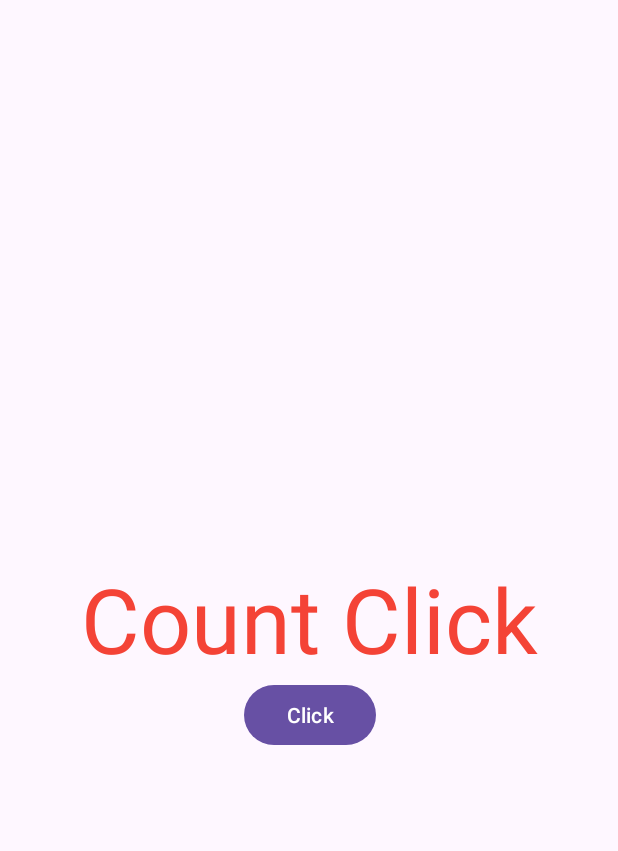
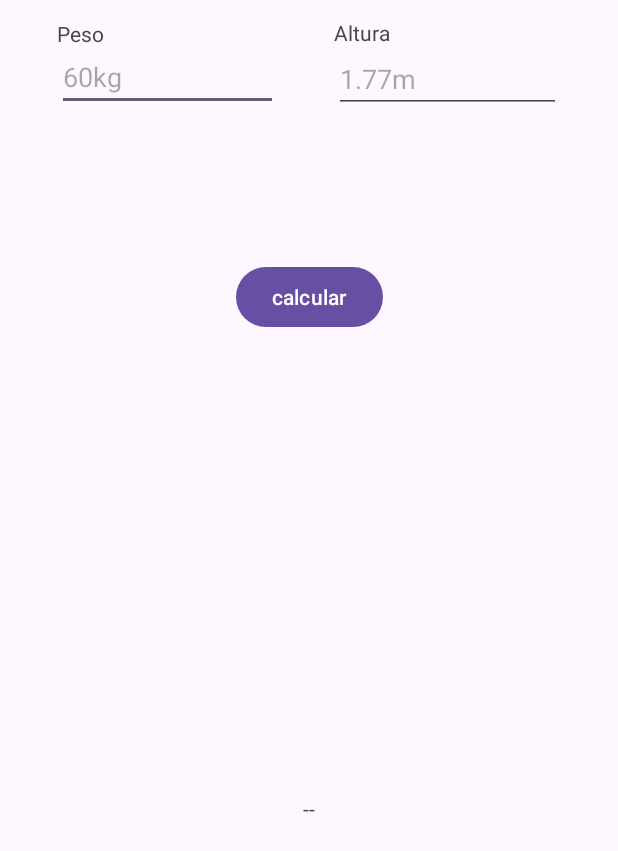
Before and after one commit to rbeninca/pdm, an Android app: the screen it shows after launch (MainActivity), on a phone screen of 412 x 824 dp. Shown: the top 851 px of the screen. Run offline under Robolectric (Android 15) with nearby library versions, the phone set to English and light mode, and no system bars.

Commit message:
imc com uma atividade apenas

```diff
--- a/app/src/main/java/com/ifsc/contaclicks/MainActivity.java
+++ b/app/src/main/java/com/ifsc/contaclicks/MainActivity.java
@@ -3,34 +3,38 @@ package com.ifsc.contaclicks;
 import android.os.Bundle;
 import android.view.View;
 import android.widget.Button;
+import android.widget.EditText;
 import android.widget.TextView;
 
-import androidx.activity.EdgeToEdge;
+
 import androidx.appcompat.app.AppCompatActivity;
-import androidx.core.graphics.Insets;
-import androidx.core.view.ViewCompat;
-import androidx.core.view.WindowInsetsCompat;
 
 public class MainActivity extends AppCompatActivity {
     int i=0;
+    EditText edpeso,edaltura;
+    TextView tvresulado;
+    Button buttonCalcular;
 
     @Override
     protected void onCreate(Bundle savedInstanceState) {
         super.onCreate(savedInstanceState);
         setContentView(R.layout.activity_main);
-        //Associando objeto interface a variavel local;
-        TextView tv=findViewById(R.id.textView);
-        tv.setText(getString(R.string.app_name));
-        Button b=findViewById(R.id.button);
-        b.setOnClickListener(v -> {//Seu codigo lindo aqui
+        edpeso=findViewById(R.id.edpeso);
+        edaltura=findViewById(R.id.edaltura);
+        tvresulado=findViewById(R.id.tvresultadoimc);
+        buttonCalcular=findViewById(R.id.button);
+        //define um tratamento para o click do botão
+        buttonCalcular.setOnClickListener(v->{
+            //Calcular o IMC
+            //recuper os daos de peso e altura
+            double peso,altura, imc;
+            peso=Double.parseDouble( edpeso.getText().toString());
+            altura=Double.parseDouble( edaltura.getText().toString());
+            imc=peso/(altura*altura);
+
+            tvresulado.setText(Double.toString(imc));
         });
-        b.setOnClickListener(new View.OnClickListener() {
-            @Override
-            public void onClick(View v) {
-                tv.setText( Integer.toString(i)  );
-                i++;
-            }
-        });
+    }
 
-    }
+
 }
--- a/app/src/main/res/layout/activity_main.xml
+++ b/app/src/main/res/layout/activity_main.xml
@@ -7,25 +7,66 @@
     android:layout_height="match_parent"
     tools:context=".MainActivity">
 
-    <TextView
-        android:id="@+id/textView"
-        android:layout_width="wrap_content"
-        android:layout_height="wrap_content"
-        android:text="@string/ola"
-        android:textColor="#F44336"
-        android:textSize="60sp"
-        app:layout_constraintBottom_toBottomOf="parent"
-        app:layout_constraintEnd_toEndOf="parent"
-        app:layout_constraintStart_toStartOf="parent"
-        app:layout_constraintTop_toTopOf="parent" />
-
     <Button
         android:id="@+id/button"
         android:layout_width="wrap_content"
         android:layout_height="wrap_content"
-        android:text="@string/click"
-        app:layout_constraintEnd_toEndOf="@id/textView"
-        app:layout_constraintStart_toStartOf="@id/textView"
-        app:layout_constraintTop_toBottomOf="@+id/textView" />
+        android:layout_marginTop="100dp"
+        android:text="calcular"
+        app:layout_constraintEnd_toEndOf="parent"
+        app:layout_constraintStart_toStartOf="parent"
+        app:layout_constraintTop_toBottomOf="@+id/edpeso" />
+
+    <EditText
+        android:id="@+id/edpeso"
+        android:layout_width="147dp"
+        android:layout_height="42dp"
+        android:layout_marginTop="32dp"
+        android:ems="10"
+        android:hint="60kg"
+        android:inputType="number|numberDecimal"
+        app:layout_constraintEnd_toStartOf="@+id/edaltura"
+        app:layout_constraintStart_toStartOf="parent"
+        app:layout_constraintTop_toTopOf="parent" />
+
+    <EditText
+        android:id="@+id/edaltura"
+        android:layout_width="151dp"
+        android:layout_height="44dp"
+        android:ems="10"
+        android:hint="1.77m"
+        android:inputType="number|numberDecimal"
+        app:layout_constraintBottom_toBottomOf="@+id/edpeso"
+        app:layout_constraintEnd_toEndOf="parent"
+        app:layout_constraintHorizontal_bias="0.5"
+        app:layout_constraintStart_toEndOf="@+id/edpeso"
+        app:layout_constraintTop_toTopOf="@+id/edpeso" />
+
+    <TextView
+        android:id="@+id/tvpeso"
+        android:layout_width="wrap_content"
+        android:layout_height="wrap_content"
+        android:text="Peso"
+        app:layout_constraintBottom_toTopOf="@+id/edpeso"
+        app:layout_constraintStart_toStartOf="@+id/edpeso" />
+
+    <TextView
+        android:id="@+id/textView2"
+        android:layout_width="wrap_content"
+        android:layout_height="wrap_content"
+        android:text="Altura"
+        app:layout_constraintBottom_toTopOf="@+id/edaltura"
+        app:layout_constraintStart_toStartOf="@+id/edaltura" />
+
+    <TextView
+        android:id="@+id/tvresultadoimc"
+        android:layout_width="wrap_content"
+        android:layout_height="wrap_content"
+        android:layout_marginTop="32dp"
+        android:text="--"
+        app:layout_constraintBottom_toBottomOf="parent"
+        app:layout_constraintEnd_toEndOf="parent"
+        app:layout_constraintStart_toStartOf="parent"
+        app:layout_constraintTop_toBottomOf="@+id/button" />
 
 </androidx.constraintlayout.widget.ConstraintLayout>
--- a/app/src/main/res/values/strings.xml
+++ b/app/src/main/res/values/strings.xml
@@ -1,5 +1,5 @@
 <resources>
-    <string name="app_name">Count Click</string>
+    <string name="app_name">IMC</string>
     <string name="ola">Hello</string>
     <string name="click">Click</string>
 </resources>
```
